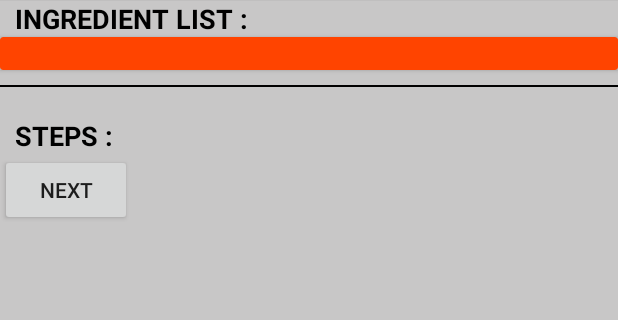
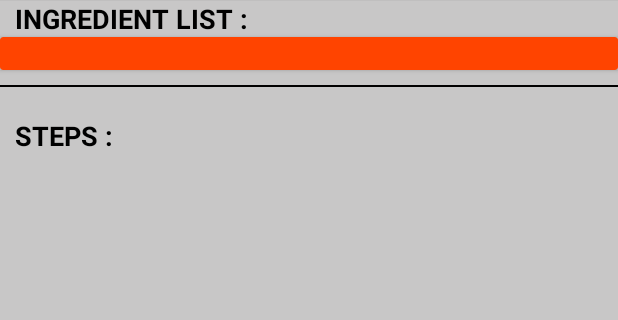
Before and after one commit to RegNex/TheBakingApp, an Android app: the DetailsFragment screen opened directly, with no data from a screen before it, on a phone screen of 412 x 824 dp, the part 84-404 px from its top. Run offline under Robolectric (Android 15) with nearby library versions, the phone set to English and light mode, and no system bars; our stand-ins replace ButterKnife; libraries missing offline, so code that uses them is left out: com.fxn.cue; 1 statement that could not run was skipped.

Commit message:
fix bugs

```diff
--- a/app/src/main/res/layout/fragment_details.xml
+++ b/app/src/main/res/layout/fragment_details.xml
@@ -69,12 +69,6 @@
                 android:layout_width="match_parent"
                 android:layout_height="wrap_content" />
 
-            <Button
-                android:id="@+id/btnNext"
-                android:layout_width="wrap_content"
-                android:layout_height="wrap_content"
-                android:text="Next" />
-
         </LinearLayout>
     </android.support.v4.widget.NestedScrollView>
 </FrameLayout>
```
